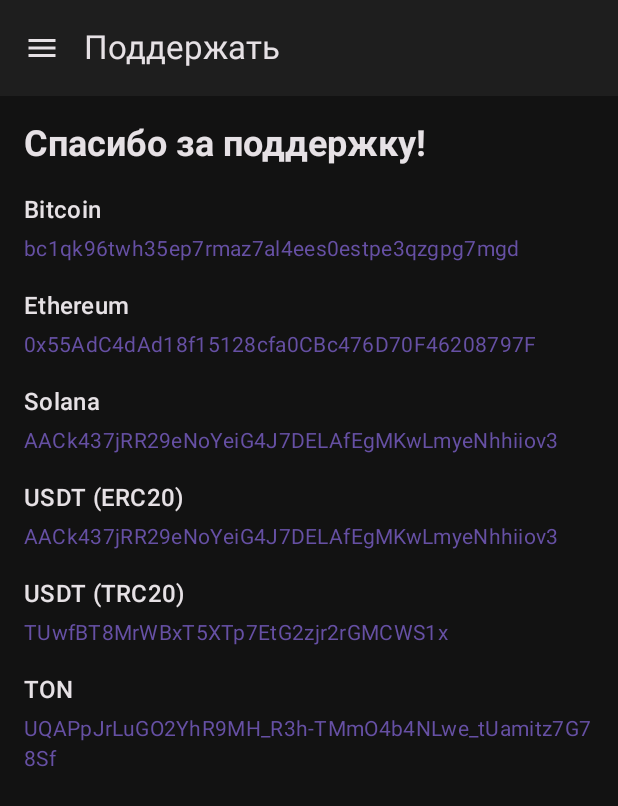
After one commit to kuronekozero/NotBought, an Android app built with Jetpack Compose: the DonateScreen screen opened through its navigation route, on a phone screen of 412 x 824 dp. The commit adds this screen. Shown: the top 806 px of the screen. Run offline under Robolectric (Android 15) with nearby library versions, the phone set to English and light mode, and no system bars; our stand-ins replace Room's generated code.

Commit message:
added donate page, added about page, pretty much finished polishing the app i guess

```diff
--- /dev/null
+++ b/app/src/main/java/com/example/mysavings/DonateScreen.kt
@@ -0,0 +1,61 @@
+package com.example.mysavings
+
+import android.widget.Toast
+import androidx.compose.foundation.clickable
+import androidx.compose.foundation.layout.*
+import androidx.compose.material3.*
+import androidx.compose.runtime.Composable
+import androidx.compose.runtime.remember
+import androidx.compose.ui.Alignment
+import androidx.compose.ui.Modifier
+import androidx.compose.ui.platform.LocalClipboardManager
+import androidx.compose.ui.platform.LocalContext
+import androidx.compose.ui.res.stringResource
+import androidx.compose.ui.text.font.FontWeight
+import androidx.compose.ui.unit.dp
+
+@Composable
+fun DonateScreen() {
+    val context = LocalContext.current
+    val clipboard = LocalClipboardManager.current
+
+    val wallets = remember {
+        listOf(
+            "Bitcoin" to "bc1qk96twh35ep7rmaz7al4ees0estpe3qzgpg7mgd",
+            "Ethereum" to "0x55AdC4dAd18f15128cfa0CBc476D70F46208797F",
+            "Solana" to "AACk437jRR29eNoYeiG4J7DELAfEgMKwLmyeNhhiiov3",
+            "USDT (ERC20)" to "AACk437jRR29eNoYeiG4J7DELAfEgMKwLmyeNhhiiov3",
+            "USDT (TRC20)" to "TUwfBT8MrWBxT5XTp7EtG2zjr2rGMCWS1x",
+            "TON" to "UQAPpJrLuGO2YhR9MH_R3h-TMmO4b4NLwe_tUamitz7G78Sf"
+        )
+    }
+
+    Column(
+        modifier = Modifier
+            .fillMaxSize()
+            .padding(16.dp),
+        verticalArrangement = Arrangement.spacedBy(16.dp)
+    ) {
+        Text(
+            text = stringResource(R.string.donate_thanks_header),
+            style = MaterialTheme.typography.headlineSmall,
+            fontWeight = FontWeight.Bold
+        )
+        wallets.forEach { (name, address) ->
+            Column {
+                Text(text = name, style = MaterialTheme.typography.titleMedium)
+                Text(
+                    text = address,
+                    modifier = Modifier
+                        .padding(top = 4.dp)
+                        .clickable {
+                            clipboard.setText(androidx.compose.ui.text.AnnotatedString(address))
+                            Toast.makeText(context, context.getString(R.string.donate_copied), Toast.LENGTH_SHORT).show()
+                        },
+                    style = MaterialTheme.typography.bodyMedium,
+                    color = MaterialTheme.colorScheme.primary
+                )
+            }
+        }
+    }
+}
--- a/app/src/main/java/com/example/mysavings/MainActivity.kt
+++ b/app/src/main/java/com/example/mysavings/MainActivity.kt
@@ -41,6 +41,8 @@
 import kotlinx.coroutines.flow.first
 import kotlinx.coroutines.runBlocking
 import androidx.compose.material.icons.outlined.EmojiEvents
+import androidx.compose.material.icons.outlined.VolunteerActivism
+import androidx.compose.material.icons.outlined.Info
 
 
 class MainActivity : ComponentActivity() {
@@ -199,7 +201,7 @@
 ) {
     ModalDrawerSheet {
         Spacer(Modifier.height(12.dp))
-        val menuItems = listOf(
+        val menuItemsTop = listOf(
             Screen.MainScreen,
             Screen.HistoryScreen,
             Screen.StatisticsScreen,
@@ -207,7 +209,8 @@
             Screen.AchievementsScreen,
             Screen.SettingsScreen
         )
-        menuItems.forEach { screen ->
+        val menuItemsBottom = listOf(Screen.DonateScreen, Screen.AboutScreen)
+        menuItemsTop.forEach { screen ->
             val isSelected: Boolean
             val routeToNavigate: String
 
@@ -225,6 +228,25 @@
                 selected = isSelected,
                 onClick = {
                     navController.navigate(routeToNavigate) {
+                        popUpTo(navController.graph.startDestinationId) {
+                            saveState = true
+                        }
+                        launchSingleTop = true
+                        restoreState = true
+                    }
+                    closeDrawer()
+                },
+                modifier = Modifier.padding(NavigationDrawerItemDefaults.ItemPadding)
+            )
+        }
+        Divider()
+        menuItemsBottom.forEach { screen ->
+            NavigationDrawerItem(
+                icon = { Icon(getIconForScreen(screen.route), contentDescription = null) },
+                label = { Text(getTitleForScreen(screen.route)) },
+                selected = currentRoute == screen.route,
+                onClick = {
+                    navController.navigate(screen.route) {
                         popUpTo(navController.graph.startDestinationId) {
                             saveState = true
                         }
@@ -312,6 +334,10 @@
         composable(Screen.AchievementsScreen.route) {
             AchievementsScreen(viewModel = achievementsViewModel)
         }
+        composable(Screen.DonateScreen.route) {
+            DonateScreen()
+        }
+        composable(Screen.AboutScreen.route) { AboutScreen() }
     }
 }
 
@@ -326,6 +352,8 @@
         Screen.AddGoalScreen.route -> stringResource(id = R.string.screen_title_add_goal)
         "edit_entry/{entryId}" -> stringResource(id = R.string.screen_title_edit_entry)
         Screen.AchievementsScreen.route -> stringResource(id = R.string.screen_title_achievements)
+        Screen.DonateScreen.route -> stringResource(id = R.string.donate_nav_title)
+        Screen.AboutScreen.route -> stringResource(id = R.string.about_nav_title)
         else -> ""
     }
 }
@@ -339,6 +367,8 @@
         Screen.GoalsScreen.route -> Icons.Outlined.Flag
         Screen.SettingsScreen.route -> Icons.Outlined.Settings
         Screen.AchievementsScreen.route -> Icons.Outlined.EmojiEvents
+        Screen.DonateScreen.route -> Icons.Outlined.VolunteerActivism
+        Screen.AboutScreen.route -> Icons.Outlined.Info
         else -> Icons.Outlined.AddCircle // Default icon
     }
 }
--- a/app/src/main/java/com/example/mysavings/Screen.kt
+++ b/app/src/main/java/com/example/mysavings/Screen.kt
@@ -10,4 +10,6 @@
     object HistoryScreen : Screen("history_screen")
     object EditEntryScreen : Screen("edit_entry_screen")
     object AchievementsScreen : Screen("achievements_screen")
+    object DonateScreen : Screen("donate_screen")
+    object AboutScreen : Screen("about_screen")
 }
--- a/app/src/main/res/values/strings.xml
+++ b/app/src/main/res/values/strings.xml
@@ -196,4 +196,15 @@
     <!-- Expand / Collapse buttons -->
     <string name="achievements_expand_more">Показать все</string>
     <string name="achievements_collapse">Скрыть</string>
+
+    <!-- Donate -->
+    <string name="donate_nav_title">Поддержать</string>
+    <string name="donate_thanks_header">Спасибо за поддержку!</string>
+    <string name="donate_copied">Скопировано в буфер</string>
+
+    <!-- About -->
+    <string name="about_nav_title">О приложении</string>
+    <string name="about_source_code">Исходный код</string>
+    <string name="about_version">Версия: %1$s</string>
+    <string name="about_contact_header">Контакты</string>
 </resources>
```
Also changed, not shown: app/src/main/java/com/example/mysavings/AboutScreen.kt (added, +51 -0 lines), 1 other file.
